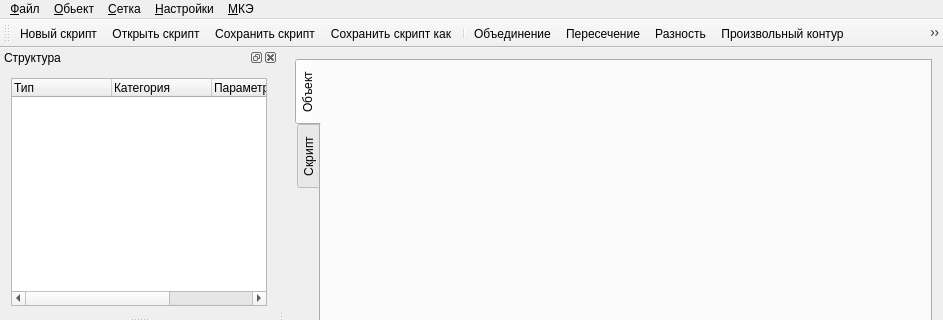
Qt form qzcad/mainwindow.ui (qzcad/qzcad-tree) before a commit; both pictures show x 0 to 943 and y 0 to 320 of the 943 by 614 pixel window.
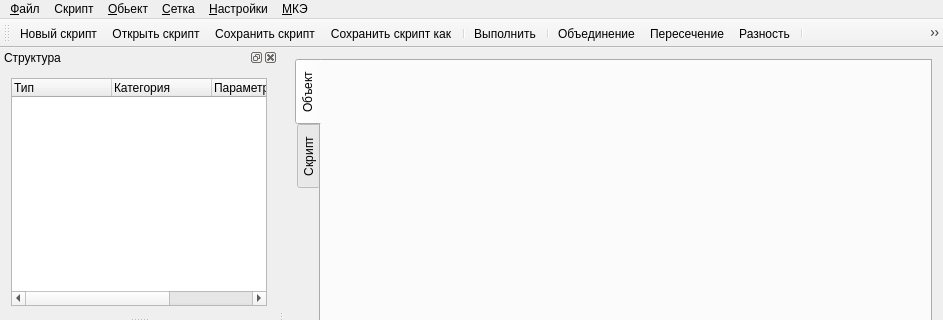
The same form after that commit. Icons and pictures are not drawn. Custom widgets are drawn as their Qt base class.

Commit message: QZScriptEngine: создан класс, добавлены объекты (Point2D, Point3D), операции (approx, print)

```diff
--- a/qzcad/mainwindow.ui
+++ b/qzcad/mainwindow.ui
@@ -163,7 +163,14 @@
     <addaction name="actionElasticFem"/>
     <addaction name="separator"/>
    </widget>
+   <widget class="QMenu" name="menuScrit">
+    <property name="title">
+     <string>Скрипт</string>
+    </property>
+    <addaction name="actionRunScript"/>
+   </widget>
    <addaction name="menuFile"/>
+   <addaction name="menuScrit"/>
    <addaction name="menuObject"/>
    <addaction name="menuMesh"/>
    <addaction name="menuSettings"/>
@@ -184,9 +191,12 @@
    <addaction name="actionSaveScript"/>
    <addaction name="actionSaveAsScript"/>
    <addaction name="separator"/>
+   <addaction name="actionRunScript"/>
+   <addaction name="separator"/>
    <addaction name="actionUnion"/>
    <addaction name="actionIntersection"/>
    <addaction name="actionDifference"/>
+   <addaction name="separator"/>
    <addaction name="actionPath"/>
    <addaction name="actionModel"/>
    <addaction name="actionDeleteObject"/>
@@ -194,7 +204,6 @@
    <addaction name="actionStructQuads"/>
    <addaction name="actionStructIsoQuads"/>
    <addaction name="actionBaryQuads"/>
-   <addaction name="separator"/>
    <addaction name="actionPolygonalModel"/>
    <addaction name="actionStructHex"/>
    <addaction name="separator"/>
@@ -582,6 +591,18 @@
     <string>Сохранить скрипт как...</string>
    </property>
   </action>
+  <action name="actionRunScript">
+   <property name="icon">
+    <iconset resource="qzresources.qrc">
+     <normaloff>:/icons/qzicons/24x24/build.png</normaloff>:/icons/qzicons/24x24/build.png</iconset>
+   </property>
+   <property name="text">
+    <string>Выполнить</string>
+   </property>
+   <property name="shortcut">
+    <string>Ctrl+R</string>
+   </property>
+  </action>
  </widget>
  <layoutdefault spacing="6" margin="11"/>
  <customwidgets>
```
The commit also changes 8 other files.
